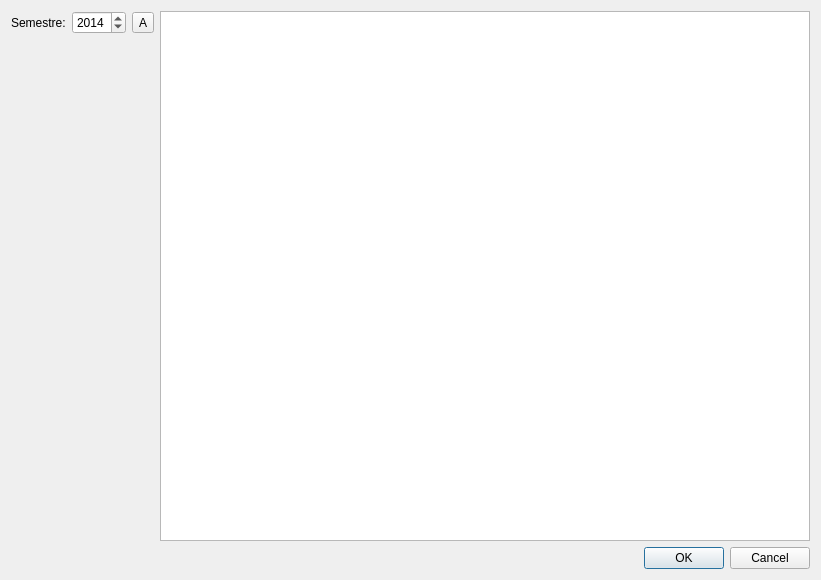
Before: the Qt Designer form src/view/qsemestredialog.ui in V1rgul/UT-profiler, drawn with Qt 5.
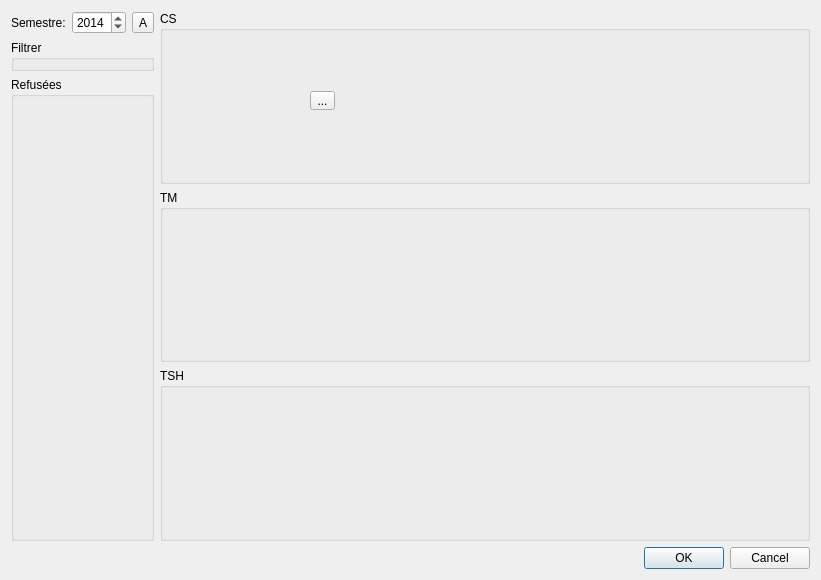
After: the same form once the commit is applied.

```diff
--- a/src/view/qsemestredialog.ui
+++ b/src/view/qsemestredialog.ui
@@ -15,9 +15,9 @@
   </property>
   <layout class="QVBoxLayout" name="verticalLayout_2">
    <item>
-    <layout class="QHBoxLayout" name="horizontalLayout">
+    <layout class="QHBoxLayout" name="horizontalLayout" stretch="0,1">
      <item>
-      <layout class="QVBoxLayout" name="verticalLayout">
+      <layout class="QVBoxLayout" name="verticalLayout" stretch="0,0,1">
        <item>
         <layout class="QHBoxLayout" name="horizontalLayout_2">
          <item>
@@ -53,22 +53,64 @@
         </layout>
        </item>
        <item>
-        <spacer name="verticalSpacer">
-         <property name="orientation">
-          <enum>Qt::Vertical</enum>
+        <widget class="QGroupBox" name="groupBox">
+         <property name="title">
+          <string>Filtrer</string>
          </property>
-         <property name="sizeHint" stdset="0">
-          <size>
-           <width>20</width>
-           <height>40</height>
-          </size>
+        </widget>
+       </item>
+       <item>
+        <widget class="QGroupBox" name="groupBox_5">
+         <property name="title">
+          <string>Refusées</string>
          </property>
-        </spacer>
+        </widget>
        </item>
       </layout>
      </item>
      <item>
-      <widget class="QTableView" name="tableView"/>
+      <layout class="QVBoxLayout" name="verticalLayout_3">
+       <item>
+        <widget class="QGroupBox" name="groupBox_2">
+         <property name="title">
+          <string>CS</string>
+         </property>
+         <widget class="QToolButton" name="toolButton_2">
+          <property name="geometry">
+           <rect>
+            <x>150</x>
+            <y>80</y>
+            <width>25</width>
+            <height>19</height>
+           </rect>
+          </property>
+          <property name="autoFillBackground">
+           <bool>false</bool>
+          </property>
+          <property name="styleSheet">
+           <string notr="true"/>
+          </property>
+          <property name="text">
+           <string>...</string>
+          </property>
+         </widget>
+        </widget>
+       </item>
+       <item>
+        <widget class="QGroupBox" name="groupBox_4">
+         <property name="title">
+          <string>TM</string>
+         </property>
+        </widget>
+       </item>
+       <item>
+        <widget class="QGroupBox" name="groupBox_3">
+         <property name="title">
+          <string>TSH</string>
+         </property>
+        </widget>
+       </item>
+      </layout>
      </item>
     </layout>
    </item>
```
